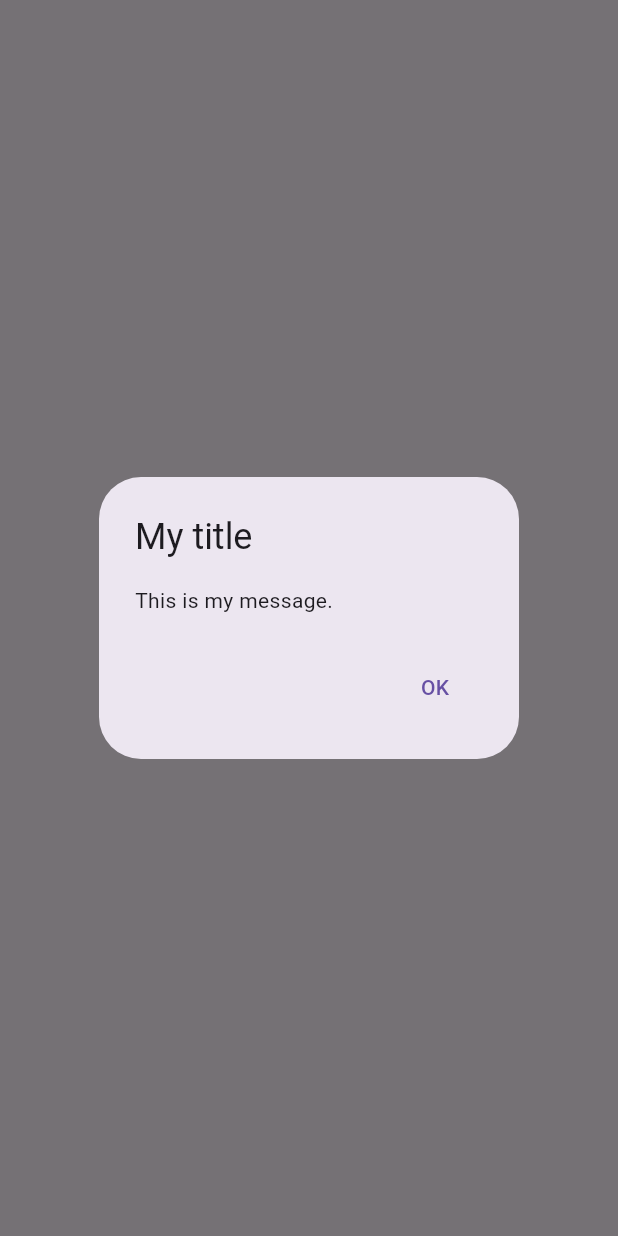
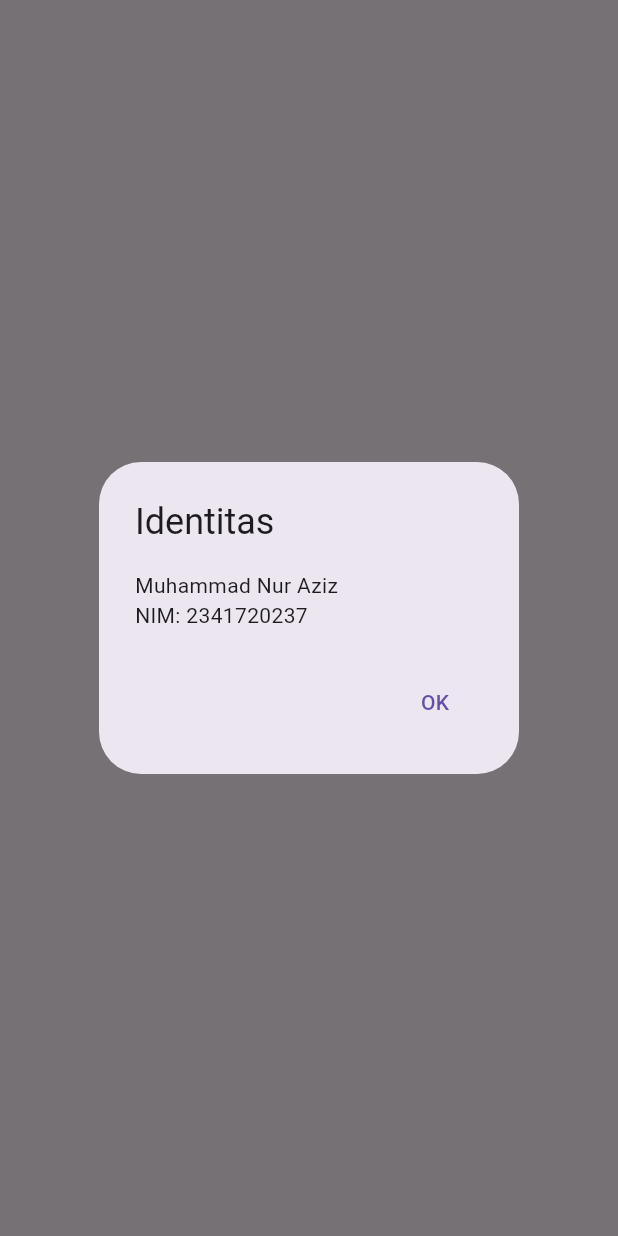
Before and after one commit to ren5602/2341720237-Mobile-SEM-5, a Flutter app: what showAlertDialog() shows on an empty page, opened directly, on a phone screen of 412 x 824 dp. Run offline on Flutter 3.47's test engine with Material 3 defaults, Android fonts, the phone set to English and light mode, and no system bars.

Commit message:
Week-05 Fix Screenshot

```diff
--- a/Week-05/hello_world/lib/basic_widgets/langkah4.dart
+++ b/Week-05/hello_world/lib/basic_widgets/langkah4.dart
@@ -37,8 +37,8 @@ showAlertDialog(BuildContext context) {
 
   // set up the AlertDialog
   AlertDialog alert = AlertDialog(
-    title: const Text("My title"),
-    content: const Text("This is my message."),
+    title: const Text("Identitas"),
+    content: const Text("Muhammad Nur Aziz\nNIM: 2341720237"),
     actions: [okButton],
   );
 
--- a/Week-05/hello_world/lib/basic_widgets/langkah5.dart
+++ b/Week-05/hello_world/lib/basic_widgets/langkah5.dart
@@ -7,7 +7,9 @@ class MyApp extends StatelessWidget {
   Widget build(BuildContext context) {
     return MaterialApp(
       home: Scaffold(
-        appBar: AppBar(title: const Text("Contoh TextField")),
+        appBar: AppBar(
+          title: const Text("Muhammad Nur Aziz | 2341720237 | TextField"),
+        ),
         body: const TextField(
           obscureText: false,
           decoration: InputDecoration(
--- a/Week-05/hello_world/lib/basic_widgets/langkah6.dart
+++ b/Week-05/hello_world/lib/basic_widgets/langkah6.dart
@@ -10,7 +10,7 @@ class MyApp extends StatelessWidget {
   Widget build(BuildContext context) {
     return const MaterialApp(
       title: 'Contoh Date Picker',
-      home: MyHomePage(title: 'Contoh Date Picker'),
+      home: MyHomePage(title: 'Muhammad Nur Aziz Date Picker'),
     );
   }
 }
```
Also changed, not shown: Week-05/img/P5L4.gif, Week-05/img/P5L5.gif, Week-05/img/P5L6.gif.
